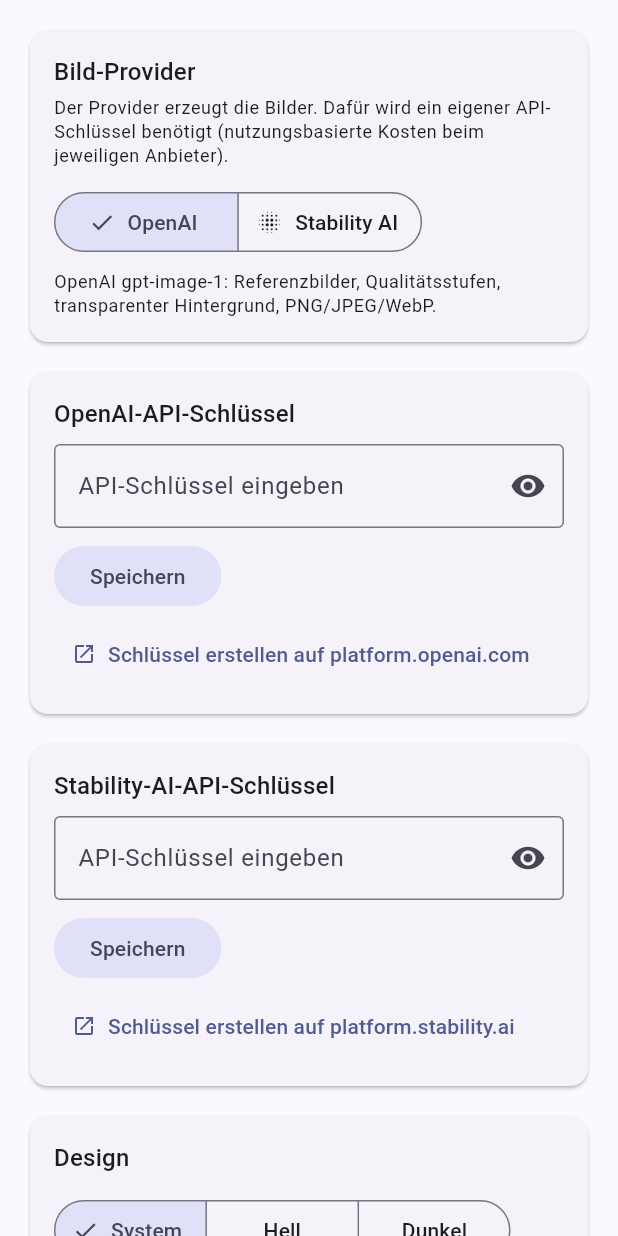
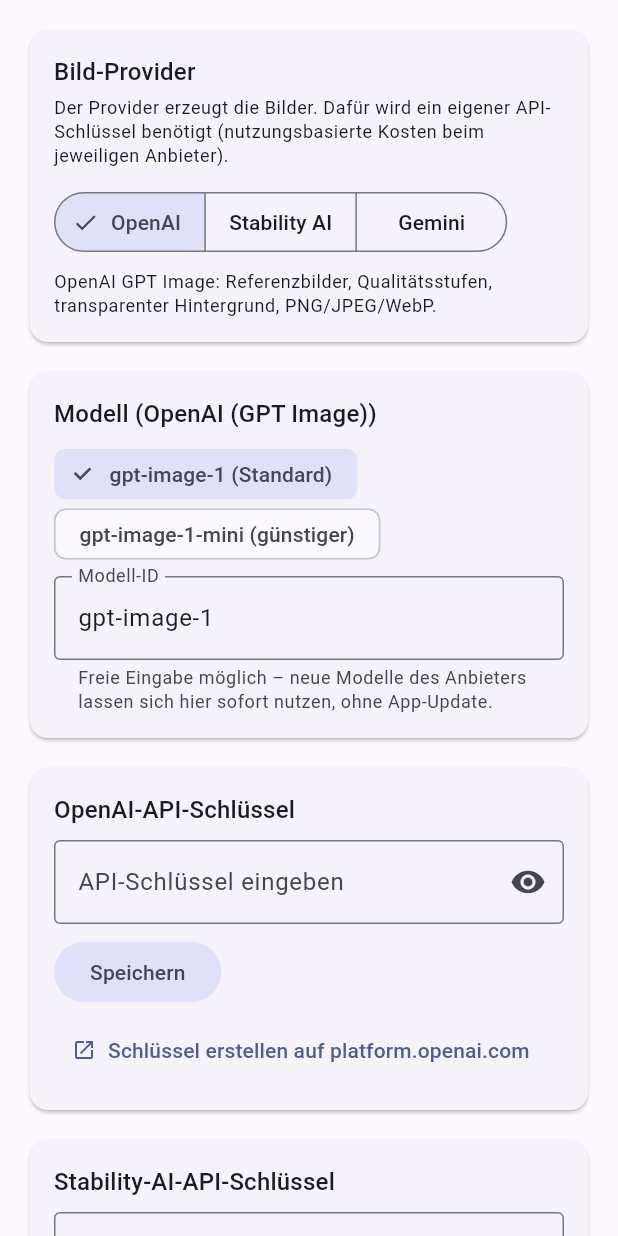
Before and after one commit to Alex1977-code/Bildgenerator, a Flutter app: the SettingsScreen widget shown alone on an empty page, opened directly, on a phone screen of 412 x 824 dp. Run offline on Flutter 3.47's test engine with Material 3 defaults, Android fonts, the phone set to English and light mode, and no system bars; our stand-ins replace flutter_secure_storage, image_picker, share_plus, shared_preferences, web; missing offline and left inert: dart:js_interop, file_selector; accounts and stored records are empty.

Commit message:
Google Gemini (Nano Banana) als dritter Provider + freie Modellwahl
- Neuer Provider Google Gemini: Referenzbilder, 10 Seitenverhältnisse,
  Auflösung 1K/2K/4K (Nano Banana Pro), API-Schlüssel mit Gratis-Kontingent
  von aistudio.google.com
- Modell je Provider wählbar: bekannte Modelle per Klick (gpt-image-1,
  gpt-image-1-mini, Stability Core/Ultra, Nano Banana/Pro) plus freie
  Eingabe beliebiger Modell-IDs, damit künftige Modelle ohne App-Update
  nutzbar sind
- Stability: Ultra-Engine ergänzt (Style-Presets weiterhin nur Core)
- Android-Build-Fix: compileSdk 37 (von flutter_secure_storage 11
  benötigt), AGP-Warnung unterdrückt

Co-Authored-By: Claude <noreply@anthropic.com>
Claude-Session: https://claude.ai/code/session_01X62YrZoYAAA7b7wtJTmR84

```diff
--- a/lib/models/models.dart
+++ b/lib/models/models.dart
@@ -3,11 +3,15 @@ import 'dart:typed_data';
 
 /// Verfügbare Bild-Provider.
 enum GenProvider {
-  openai('OpenAI (gpt-image-1)'),
-  stability('Stability AI (Stable Image Core)');
+  openai('OpenAI (GPT Image)'),
+  stability('Stability AI (Stable Image)'),
+  gemini('Google Gemini (Nano Banana)');
 
   const GenProvider(this.label);
   final String label;
+
+  /// Unterstützt der Provider Referenzbilder?
+  bool get supportsReferences => this != GenProvider.stability;
 
   static GenProvider fromName(String? name) => GenProvider.values.firstWhere(
         (p) => p.name == name,
@@ -60,12 +64,24 @@ class GenerationRequest {
     this.count = 1,
     this.seed = 0,
     this.stylePreset = '',
+    this.model = '',
+    this.geminiAspect = '1:1',
+    this.geminiImageSize = '1K',
   });
 
   final GenProvider provider;
   final String prompt;
   final String negativePrompt;
   final List<ReferenceImage> references;
+
+  /// Modell-ID bzw. Engine des Providers ('' = Standardmodell).
+  final String model;
+
+  /// Gemini: Seitenverhältnis ('1:1', '16:9', …).
+  final String geminiAspect;
+
+  /// Gemini (nur Pro-Modelle): Auflösung '1K', '2K' oder '4K'.
+  final String geminiImageSize;
 
   /// OpenAI: 'auto', '1024x1024', '1536x1024', '1024x1536'
   final String openAiSize;
@@ -97,20 +113,25 @@ class GenerationRequest {
   /// Lesbare Parameter-Zusammenfassung für Verlauf/Metadaten.
   Map<String, String> describeParams() {
     final map = <String, String>{'Provider': provider.label};
-    if (provider == GenProvider.openai) {
+    if (model.isNotEmpty) map['Modell'] = model;
+    switch (provider) {
+      case GenProvider.openai:
         map['Größe'] = openAiSize;
         map['Qualität'] = quality;
         map['Transparenz'] = transparent ? 'ja' : 'nein';
-      if (references.isNotEmpty) {
-        map['Referenzbilder'] = '${references.length}';
-      }
-    } else {
+      case GenProvider.stability:
         map['Seitenverhältnis'] = stabilityAspect;
         if (negativePrompt.trim().isNotEmpty) {
           map['Negativ-Prompt'] = negativePrompt.trim();
         }
         if (stylePreset.isNotEmpty) map['Style'] = stylePreset;
         if (seed != 0) map['Seed'] = '$seed';
+      case GenProvider.gemini:
+        map['Seitenverhältnis'] = geminiAspect;
+        if (model.contains('pro')) map['Auflösung'] = geminiImageSize;
+    }
+    if (references.isNotEmpty) {
+      map['Referenzbilder'] = '${references.length}';
     }
     map['Format'] = outputFormat.toUpperCase();
     return map;
@@ -226,6 +247,43 @@ const List<Option> formatOptions = [
   ('webp', 'WebP'),
 ];
 
+const List<Option> geminiAspectOptions = [
+  ('1:1', 'Quadrat (1:1)'),
+  ('16:9', 'Breitbild (16:9)'),
+  ('9:16', 'Hochkant (9:16)'),
+  ('3:2', 'Foto quer (3:2)'),
+  ('2:3', 'Foto hoch (2:3)'),
+  ('4:3', 'Klassisch quer (4:3)'),
+  ('3:4', 'Klassisch hoch (3:4)'),
+  ('4:5', 'Portrait (4:5)'),
+  ('5:4', 'Landschaft (5:4)'),
+  ('21:9', 'Ultrabreit (21:9)'),
+];
+
+const List<Option> geminiImageSizeOptions = [
+  ('1K', '1K (Standard)'),
+  ('2K', '2K'),
+  ('4K', '4K'),
+];
+
+/// Bekannte Modelle je Provider. Über die Einstellungen kann auch eine
+/// beliebige andere Modell-ID eingetragen werden (z. B. wenn ein Anbieter
+/// ein neueres Modell veröffentlicht).
+const List<Option> openAiModelOptions = [
+  ('gpt-image-1', 'gpt-image-1 (Standard)'),
+  ('gpt-image-1-mini', 'gpt-image-1-mini (günstiger)'),
+];
+
+const List<Option> stabilityModelOptions = [
+  ('core', 'Core (günstig, Style-Presets)'),
+  ('ultra', 'Ultra (höchste Qualität)'),
+];
+
+const List<Option> geminiModelOptions = [
+  ('gemini-2.5-flash-image', 'Nano Banana (schnell)'),
+  ('gemini-3-pro-image-preview', 'Nano Banana Pro (bis 4K)'),
+];
+
 const List<Option> stylePresetOptions = [
   ('', 'Kein Style'),
   ('photographic', 'Fotografisch'),
--- a/lib/screens/settings_screen.dart
+++ b/lib/screens/settings_screen.dart
@@ -54,35 +54,61 @@ class _SettingsScreenState extends State<SettingsScreen> {
                   style: theme.textTheme.bodySmall,
                 ),
                 const SizedBox(height: 12),
-                SegmentedButton<GenProvider>(
+                FittedBox(
+                  fit: BoxFit.scaleDown,
+                  alignment: Alignment.centerLeft,
+                  child: SegmentedButton<GenProvider>(
                     segments: const [
                       ButtonSegment(
                         value: GenProvider.openai,
                         label: Text('OpenAI'),
-                      icon: Icon(Icons.auto_awesome),
                       ),
                       ButtonSegment(
                         value: GenProvider.stability,
                         label: Text('Stability AI'),
-                      icon: Icon(Icons.blur_on),
+                      ),
+                      ButtonSegment(
+                        value: GenProvider.gemini,
+                        label: Text('Gemini'),
                       ),
                     ],
                     selected: {settings.provider},
                     onSelectionChanged: (selection) =>
                         settings.setProvider(selection.first),
                   ),
+                ),
                 const SizedBox(height: 8),
                 Text(
-                  settings.provider == GenProvider.openai
-                      ? 'OpenAI gpt-image-1: Referenzbilder, Qualitätsstufen, '
-                          'transparenter Hintergrund, PNG/JPEG/WebP.'
-                      : 'Stability AI Stable Image Core: Seitenverhältnisse, '
+                  switch (settings.provider) {
+                    GenProvider.openai =>
+                      'OpenAI GPT Image: Referenzbilder, Qualitätsstufen, '
+                          'transparenter Hintergrund, PNG/JPEG/WebP.',
+                    GenProvider.stability =>
+                      'Stability AI Stable Image: Seitenverhältnisse, '
                           'Negativ-Prompt, Seed und Style-Presets.',
+                    GenProvider.gemini =>
+                      'Google Gemini („Nano Banana“): Referenzbilder, '
+                          'Seitenverhältnisse, bis 4K (Pro). API-Schlüssel '
+                          'mit kostenlosem Kontingent.',
+                  },
                   style: theme.textTheme.bodySmall,
                 ),
               ],
             ),
           ),
+        ),
+        const SizedBox(height: 12),
+        _ModelCard(
+          key: ValueKey('model-${settings.provider.name}'),
+          provider: settings.provider,
+          currentModel: settings.modelFor(settings.provider),
+          knownModels: switch (settings.provider) {
+            GenProvider.openai => openAiModelOptions,
+            GenProvider.stability => stabilityModelOptions,
+            GenProvider.gemini => geminiModelOptions,
+          },
+          onChanged: (value) =>
+              settings.setModelFor(settings.provider, value),
         ),
         const SizedBox(height: 12),
         _ApiKeyCard(
@@ -99,6 +125,14 @@ class _SettingsScreenState extends State<SettingsScreen> {
           hasKey: settings.hasApiKeyFor(GenProvider.stability),
           helpLabel: 'Schlüssel erstellen auf platform.stability.ai',
           onHelp: () => _openUrl('https://platform.stability.ai/account/keys'),
+        ),
+        const SizedBox(height: 12),
+        _ApiKeyCard(
+          title: 'Gemini-API-Schlüssel (Google)',
+          provider: GenProvider.gemini,
+          hasKey: settings.hasApiKeyFor(GenProvider.gemini),
+          helpLabel: 'Schlüssel erstellen auf aistudio.google.com (gratis)',
+          onHelp: () => _openUrl('https://aistudio.google.com/apikey'),
         ),
         const SizedBox(height: 12),
         Card(
@@ -282,3 +316,90 @@ class _ApiKeyCardState extends State<_ApiKeyCard> {
     );
   }
 }
+
+/// Karte zur Modell-Auswahl des aktiven Providers – inklusive freier
+/// Eingabe einer Modell-ID, damit neue Modelle ohne App-Update nutzbar sind.
+class _ModelCard extends StatefulWidget {
+  const _ModelCard({
+    super.key,
+    required this.provider,
+    required this.currentModel,
+    required this.knownModels,
+    required this.onChanged,
+  });
+
+  final GenProvider provider;
+  final String currentModel;
+  final List<Option> knownModels;
+  final ValueChanged<String> onChanged;
+
+  @override
+  State<_ModelCard> createState() => _ModelCardState();
+}
+
+class _ModelCardState extends State<_ModelCard> {
+  late final TextEditingController _controller =
+      TextEditingController(text: widget.currentModel);
+
+  @override
+  void dispose() {
+    _controller.dispose();
+    super.dispose();
+  }
+
+  void _apply(String value) {
+    final trimmed = value.trim();
+    if (trimmed.isEmpty || trimmed == widget.currentModel) return;
+    widget.onChanged(trimmed);
+  }
+
+  @override
+  Widget build(BuildContext context) {
+    final theme = Theme.of(context);
+    return Card(
+      child: Padding(
+        padding: const EdgeInsets.all(16),
+        child: Column(
+          crossAxisAlignment: CrossAxisAlignment.start,
+          children: [
+            Text('Modell (${widget.provider.label})',
+                style: theme.textTheme.titleMedium),
+            const SizedBox(height: 8),
+            Wrap(
+              spacing: 6,
+              runSpacing: 0,
+              children: [
+                for (final option in widget.knownModels)
+                  ChoiceChip(
+                    label: Text(option.$2),
+                    visualDensity: VisualDensity.compact,
+                    selected: widget.currentModel == option.$1,
+                    onSelected: (_) {
+                      _controller.text = option.$1;
+                      widget.onChanged(option.$1);
+                    },
+                  ),
+              ],
+            ),
+            const SizedBox(height: 8),
+            TextField(
+              controller: _controller,
+              autocorrect: false,
+              enableSuggestions: false,
+              decoration: const InputDecoration(
+                labelText: 'Modell-ID',
+                helperText:
+                    'Freie Eingabe möglich – neue Modelle des Anbieters '
+                    'lassen sich hier sofort nutzen, ohne App-Update.',
+                helperMaxLines: 3,
+                border: OutlineInputBorder(),
+              ),
+              onSubmitted: _apply,
+              onTapOutside: (_) => _apply(_controller.text),
+            ),
+          ],
+        ),
+      ),
+    );
+  }
+}
--- a/lib/services/settings_service.dart
+++ b/lib/services/settings_service.dart
@@ -61,9 +61,17 @@ class SettingsService extends ChangeNotifier {
   int compression = 90;
   int count = 1;
   String stylePreset = '';
+  String geminiAspect = '1:1';
+  String geminiImageSize = '1K';
+
+  // Gewähltes Modell je Provider (auch freie IDs für neue Modelle möglich).
+  String openAiModel = 'gpt-image-1';
+  String stabilityModel = 'core';
+  String geminiModel = 'gemini-2.5-flash-image';
 
   String? _openAiKey;
   String? _stabilityKey;
+  String? _geminiKey;
 
   Future<void> init() async {
     try {
@@ -81,6 +89,11 @@ class SettingsService extends ChangeNotifier {
       compression = prefs.getInt('compression') ?? compression;
       count = prefs.getInt('count') ?? count;
       stylePreset = prefs.getString('stylePreset') ?? stylePreset;
+      geminiAspect = prefs.getString('geminiAspect') ?? geminiAspect;
+      geminiImageSize = prefs.getString('geminiImageSize') ?? geminiImageSize;
+      openAiModel = prefs.getString('openAiModel') ?? openAiModel;
+      stabilityModel = prefs.getString('stabilityModel') ?? stabilityModel;
+      geminiModel = prefs.getString('geminiModel') ?? geminiModel;
     } catch (_) {
       // Ohne Persistenz weiterlaufen (z. B. in Tests).
     }
@@ -92,6 +105,9 @@ class SettingsService extends ChangeNotifier {
       _stabilityKey = await _secure
           .read('stability_api_key')
           .timeout(const Duration(seconds: 5));
+      _geminiKey = await _secure
+          .read('gemini_api_key')
+          .timeout(const Duration(seconds: 5));
     } catch (_) {
       // Secure Storage nicht verfügbar – Schlüssel müssen erneut
       // eingegeben werden.
@@ -99,22 +115,55 @@ class SettingsService extends ChangeNotifier {
     notifyListeners();
   }
 
-  String? apiKeyFor(GenProvider p) =>
-      p == GenProvider.openai ? _openAiKey : _stabilityKey;
+  String? apiKeyFor(GenProvider p) => switch (p) {
+        GenProvider.openai => _openAiKey,
+        GenProvider.stability => _stabilityKey,
+        GenProvider.gemini => _geminiKey,
+      };
 
   bool hasApiKeyFor(GenProvider p) {
     final key = apiKeyFor(p);
     return key != null && key.trim().isNotEmpty;
   }
 
+  /// Gewähltes Modell des Providers.
+  String modelFor(GenProvider p) => switch (p) {
+        GenProvider.openai => openAiModel,
+        GenProvider.stability => stabilityModel,
+        GenProvider.gemini => geminiModel,
+      };
+
+  void setModelFor(GenProvider p, String value) {
+    final model = value.trim();
+    if (model.isEmpty) return;
+    switch (p) {
+      case GenProvider.openai:
+        openAiModel = model;
+        _persistString('openAiModel', model);
+      case GenProvider.stability:
+        stabilityModel = model;
+        _persistString('stabilityModel', model);
+      case GenProvider.gemini:
+        geminiModel = model;
+        _persistString('geminiModel', model);
+    }
+    notifyListeners();
+  }
+
   Future<void> setApiKey(GenProvider p, String value) async {
     final trimmed = value.trim();
-    final storageKey =
-        p == GenProvider.openai ? 'openai_api_key' : 'stability_api_key';
-    if (p == GenProvider.openai) {
-      _openAiKey = trimmed.isEmpty ? null : trimmed;
-    } else {
-      _stabilityKey = trimmed.isEmpty ? null : trimmed;
+    final storageKey = switch (p) {
+      GenProvider.openai => 'openai_api_key',
+      GenProvider.stability => 'stability_api_key',
+      GenProvider.gemini => 'gemini_api_key',
+    };
+    switch (p) {
+      case GenProvider.openai:
+        _openAiKey = trimmed.isEmpty ? null : trimmed;
+      case GenProvider.stability:
+        _stabilityKey = trimmed.isEmpty ? null : trimmed;
+      case GenProvider.gemini:
+        _geminiKey = trimmed.isEmpty ? null : trimmed;
     }
     if (trimmed.isEmpty) {
       await _secure.delete(storageKey);
@@ -193,6 +242,18 @@ class SettingsService extends ChangeNotifier {
     notifyListeners();
   }
 
+  void setGeminiAspect(String v) {
+    geminiAspect = v;
+    _persistString('geminiAspect', v);
+    notifyListeners();
+  }
+
+  void setGeminiImageSize(String v) {
+    geminiImageSize = v;
+    _persistString('geminiImageSize', v);
+    notifyListeners();
+  }
+
   void _persistString(String key, String value) {
     _prefs?.setString(key, value);
   }
```
Also changed, not shown: lib/screens/generator_screen.dart (+57 -19 lines), lib/services/generators.dart (+153 -13 lines), 3 other files. Lines whose indentation alone changed are shown as unchanged.
